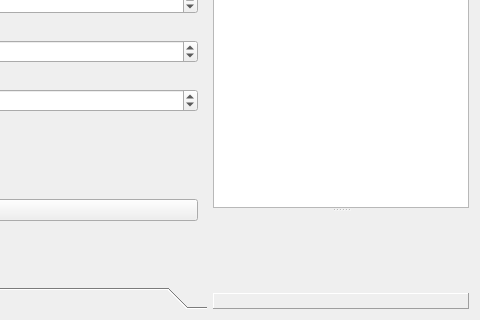
Old version of the form gui/GaussianBeamForm.ui in the repository krokosik/GaussianBeam; both pictures show x 411 to 891 and y 286 to 606 of the 891 by 606 pixel window.
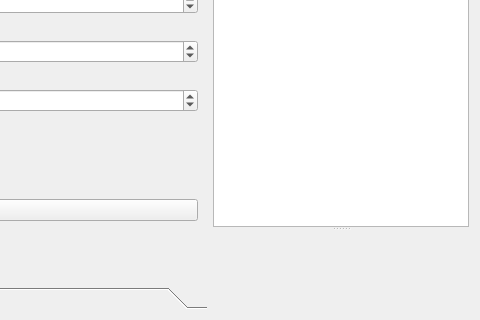
New version of the form. The open tabs and pages were chosen to show the change.

Diff of the .ui file:
```diff
--- a/gui/GaussianBeamForm.ui
+++ b/gui/GaussianBeamForm.ui
@@ -524,22 +524,6 @@
        <widget class="QWidget" native="1" name="widget" />
       </widget>
      </item>
-     <item>
-      <widget class="QLabel" name="label_Status" >
-       <property name="toolTip" >
-        <string/>
-       </property>
-       <property name="frameShape" >
-        <enum>QFrame::Panel</enum>
-       </property>
-       <property name="frameShadow" >
-        <enum>QFrame::Raised</enum>
-       </property>
-       <property name="text" >
-        <string/>
-       </property>
-      </widget>
-     </item>
     </layout>
    </item>
   </layout>
```
Left out of the diff: 6 changed lines with no effect on the pictures.
